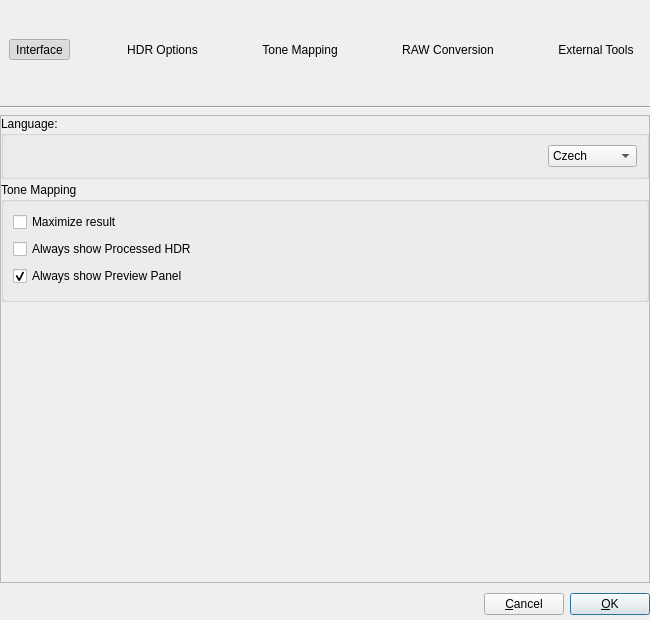
Old version of the form forms/PreferencesDialog.ui in the repository LuminanceHDR/LuminanceHDR.
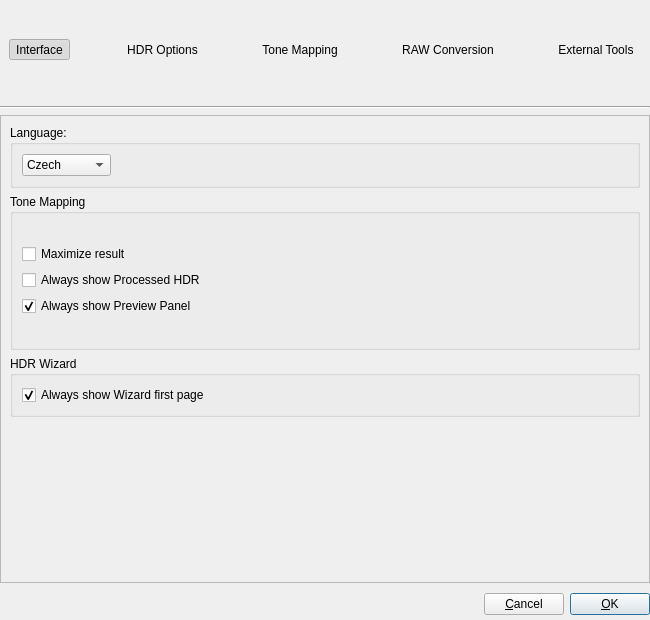
New version of the form. Icons and pictures are not drawn.

Commit message: [HDR Wizard]: Added an option not to show first page of the wizard

What changed in the file:
```diff
--- a/forms/PreferencesDialog.ui
+++ b/forms/PreferencesDialog.ui
@@ -331,13 +331,9 @@
         <number>0</number>
        </property>
        <widget class="QWidget" name="languagePage">
-        <layout class="QVBoxLayout">
-         <property name="spacing">
-          <number>3</number>
-         </property>
-         <property name="margin">
-          <number>0</number>
-         </property>
+        <layout class="QGridLayout" name="gridLayout_12">
+         <item row="0" column="0">
+          <layout class="QVBoxLayout" name="verticalLayout_23">
          <item>
           <widget class="QGroupBox" name="languageGroupBox">
            <property name="font">
@@ -351,19 +347,6 @@
            <layout class="QGridLayout" name="gridLayout_7">
             <item row="0" column="0">
              <layout class="QHBoxLayout" name="horizontalLayout_24">
-              <item>
-               <spacer name="horizontalSpacer_5">
-                <property name="orientation">
-                 <enum>Qt::Horizontal</enum>
-                </property>
-                <property name="sizeHint" stdset="0">
-                 <size>
-                  <width>40</width>
-                  <height>20</height>
-                 </size>
-                </property>
-               </spacer>
-              </item>
               <item>
                <widget class="QComboBox" name="languageComboBox">
                 <item>
@@ -433,6 +416,19 @@
                 </item>
                </widget>
               </item>
+                <item>
+                 <spacer name="horizontalSpacer_5">
+                  <property name="orientation">
+                   <enum>Qt::Horizontal</enum>
+                  </property>
+                  <property name="sizeHint" stdset="0">
+                   <size>
+                    <width>40</width>
+                    <height>20</height>
+                   </size>
+                  </property>
+                 </spacer>
+                </item>
              </layout>
             </item>
            </layout>
@@ -449,7 +445,7 @@
            <property name="maximumSize">
             <size>
              <width>16777215</width>
-             <height>120</height>
+               <height>16777215</height>
             </size>
            </property>
            <property name="title">
@@ -457,20 +453,22 @@
            </property>
            <layout class="QGridLayout" name="gridLayout">
             <item row="0" column="0">
+               <layout class="QVBoxLayout" name="verticalLayout_22">
+                <item>
              <widget class="QCheckBox" name="checkBoxTMOWindowsMax">
               <property name="text">
                <string>Maximize result</string>
               </property>
              </widget>
             </item>
-            <item row="1" column="0">
+                <item>
              <widget class="QCheckBox" name="checkBoxTMOWindowsHDR">
               <property name="text">
                <string>Always show Processed HDR</string>
               </property>
              </widget>
             </item>
-            <item row="2" column="0">
+                <item>
              <widget class="QCheckBox" name="checkBoxTMOWindowsPreviewPanel">
               <property name="text">
                <string>Always show Preview Panel</string>
@@ -481,10 +479,31 @@
              </widget>
             </item>
            </layout>
+              </item>
+             </layout>
           </widget>
          </item>
          <item>
-          <spacer>
+            <widget class="QGroupBox" name="groupBox_2">
+             <property name="title">
+              <string>HDR Wizard</string>
+             </property>
+             <layout class="QGridLayout" name="gridLayout_11">
+              <item row="0" column="0">
+               <widget class="QCheckBox" name="checkBoxWizardShowFirstPage">
+                <property name="text">
+                 <string>Always show Wizard first page</string>
+                </property>
+                <property name="checked">
+                 <bool>true</bool>
+                </property>
+               </widget>
+              </item>
+             </layout>
+            </widget>
+           </item>
+           <item>
+            <spacer name="spacer_2">
            <property name="orientation">
             <enum>Qt::Vertical</enum>
            </property>
@@ -495,6 +514,8 @@
             </size>
            </property>
           </spacer>
+           </item>
+          </layout>
          </item>
         </layout>
        </widget>
```
Left out of the diff: 6 changed lines with no effect on the pictures. Lines whose indentation alone changed are shown as unchanged. The commit also changes 6 other files.
